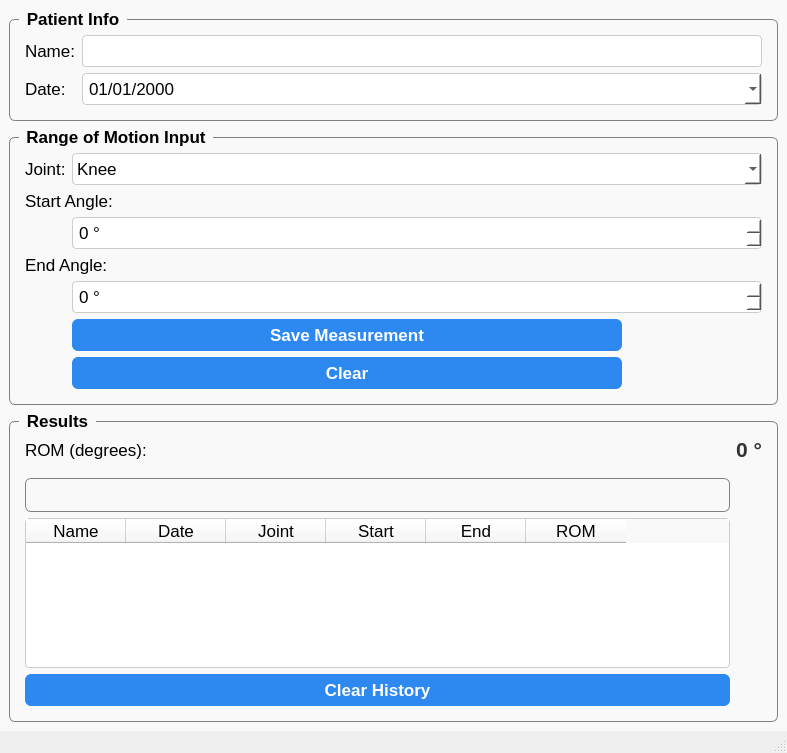
This is ui/mainwindow.ui in Ant1-dev/ROM_Tracker as Qt 5 draws it before an edit. The edited form follows.
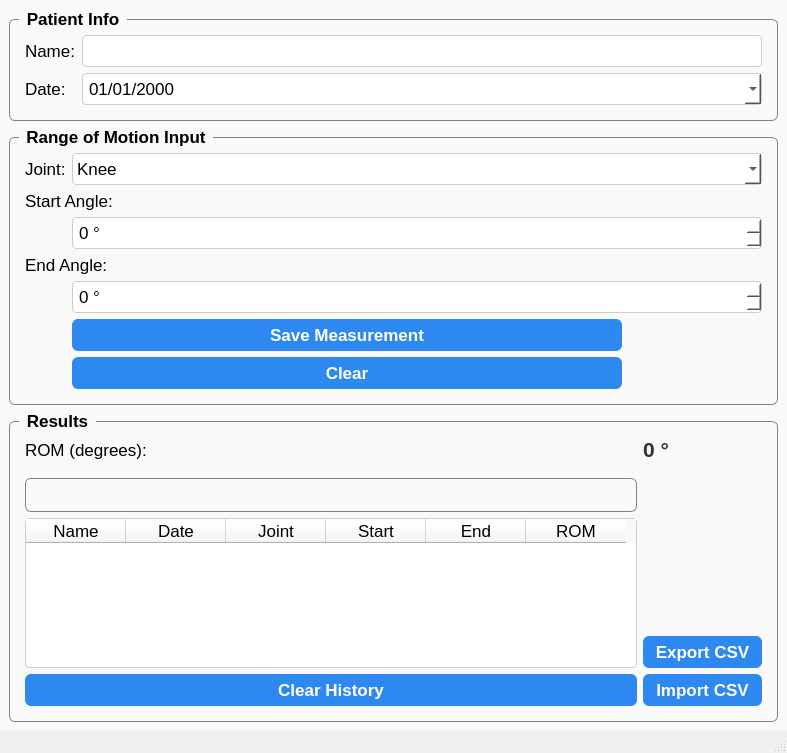
This is the edited form.

```diff
--- a/ui/mainwindow.ui
+++ b/ui/mainwindow.ui
@@ -138,7 +138,7 @@
     color: white;
 }</string>
    </property>
-   <layout class="QVBoxLayout" name="verticalLayout" stretch="0,2,3">
+   <layout class="QVBoxLayout" name="verticalLayout" stretch="0,2,0">
     <item>
      <widget class="QGroupBox" name="groupBoxPatientInfo">
       <property name="enabled">
@@ -346,7 +346,28 @@
          </property>
         </widget>
        </item>
-       <item row="3" column="0">
+       <item row="1" column="0">
+        <widget class="QGroupBox" name="groupBoxSearch">
+         <property name="title">
+          <string/>
+         </property>
+        </widget>
+       </item>
+       <item row="3" column="1">
+        <widget class="QPushButton" name="pushButtonExport">
+         <property name="text">
+          <string>Export CSV</string>
+         </property>
+        </widget>
+       </item>
+       <item row="4" column="1">
+        <widget class="QPushButton" name="pushButtonImport">
+         <property name="text">
+          <string>Import CSV</string>
+         </property>
+        </widget>
+       </item>
+       <item row="4" column="0">
         <widget class="QPushButton" name="pushButtonResetHistory">
          <property name="font">
           <font>
@@ -363,14 +384,7 @@
          </property>
         </widget>
        </item>
-       <item row="1" column="0">
-        <widget class="QGroupBox" name="groupBoxSearch">
-         <property name="title">
-          <string/>
-         </property>
-        </widget>
-       </item>
-       <item row="2" column="0">
+       <item row="2" column="0" rowspan="2">
         <widget class="QTableWidget" name="tableWidgetHistory">
          <property name="horizontalScrollBarPolicy">
           <enum>Qt::ScrollBarPolicy::ScrollBarAsNeeded</enum>
```
